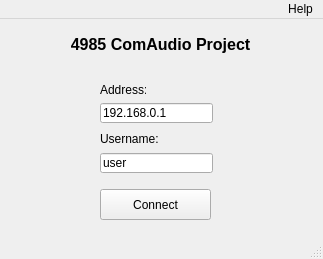
This is src/application/mainwindow.ui in mvan/4985Final as Qt 5 draws it before an edit. The edited form follows.
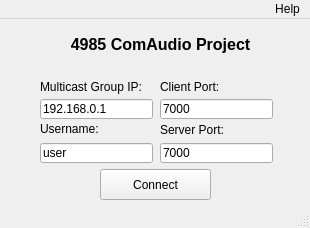
This is the edited form.

What changed in the file:
```diff
--- a/src/application/mainwindow.ui
+++ b/src/application/mainwindow.ui
@@ -6,8 +6,8 @@
    <rect>
     <x>0</x>
     <y>0</y>
-    <width>323</width>
-    <height>259</height>
+    <width>310</width>
+    <height>228</height>
    </rect>
   </property>
   <property name="windowTitle">
@@ -17,8 +17,8 @@
    <widget class="QLineEdit" name="ipValue">
     <property name="geometry">
      <rect>
-      <x>100</x>
-      <y>84</y>
+      <x>40</x>
+      <y>80</y>
       <width>113</width>
       <height>20</height>
      </rect>
@@ -31,7 +31,7 @@
     <property name="geometry">
      <rect>
       <x>100</x>
-      <y>170</y>
+      <y>150</y>
       <width>111</width>
       <height>31</height>
      </rect>
@@ -43,21 +43,21 @@
    <widget class="QLabel" name="ipLabel">
     <property name="geometry">
      <rect>
-      <x>100</x>
-      <y>64</y>
-      <width>46</width>
-      <height>13</height>
+      <x>40</x>
+      <y>60</y>
+      <width>111</width>
+      <height>16</height>
      </rect>
     </property>
     <property name="text">
-     <string>Address:</string>
+     <string>Multicast Group IP:</string>
     </property>
    </widget>
    <widget class="QLineEdit" name="userValue">
     <property name="geometry">
      <rect>
-      <x>100</x>
-      <y>134</y>
+      <x>40</x>
+      <y>124</y>
       <width>113</width>
       <height>20</height>
      </rect>
@@ -69,8 +69,8 @@
    <widget class="QLabel" name="userLabel">
     <property name="geometry">
      <rect>
-      <x>100</x>
-      <y>110</y>
+      <x>40</x>
+      <y>100</y>
       <width>101</width>
       <height>20</height>
      </rect>
@@ -105,13 +105,71 @@
      <set>Qt::AlignCenter</set>
     </property>
    </widget>
+   <widget class="QLineEdit" name="clientPortValue">
+    <property name="geometry">
+     <rect>
+      <x>160</x>
+      <y>80</y>
+      <width>113</width>
+      <height>20</height>
+     </rect>
+    </property>
+    <property name="contextMenuPolicy">
+     <enum>Qt::NoContextMenu</enum>
+    </property>
+    <property name="text">
+     <string>7000</string>
+    </property>
+   </widget>
+   <widget class="QLabel" name="port">
+    <property name="geometry">
+     <rect>
+      <x>160</x>
+      <y>60</y>
+      <width>81</width>
+      <height>16</height>
+     </rect>
+    </property>
+    <property name="text">
+     <string>Client Port:</string>
+    </property>
+   </widget>
+   <widget class="QLabel" name="port_2">
+    <property name="geometry">
+     <rect>
+      <x>160</x>
+      <y>100</y>
+      <width>71</width>
+      <height>21</height>
+     </rect>
+    </property>
+    <property name="text">
+     <string>Server Port:</string>
+    </property>
+   </widget>
+   <widget class="QLineEdit" name="serverPortValue">
+    <property name="geometry">
+     <rect>
+      <x>160</x>
+      <y>124</y>
+      <width>113</width>
+      <height>20</height>
+     </rect>
+    </property>
+    <property name="contextMenuPolicy">
+     <enum>Qt::NoContextMenu</enum>
+    </property>
+    <property name="text">
+     <string>7000</string>
+    </property>
+   </widget>
   </widget>
   <widget class="QMenuBar" name="menuBar">
    <property name="geometry">
     <rect>
      <x>0</x>
      <y>0</y>
-     <width>323</width>
+     <width>310</width>
      <height>21</height>
     </rect>
    </property>
```
